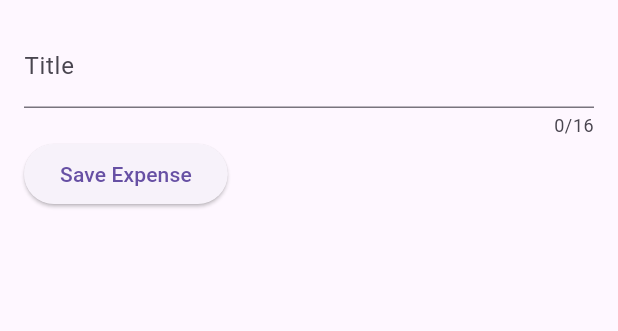
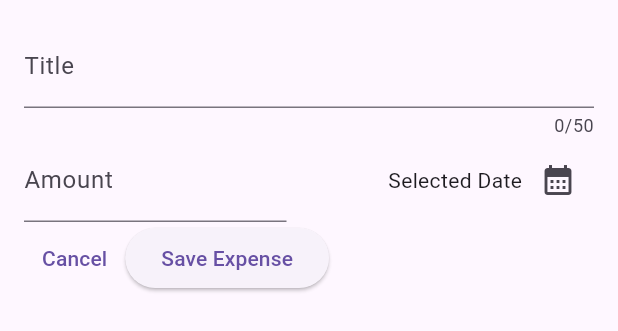
Before and after one commit to prashantmanna/expense_tracker, a Flutter app: the NewExpense widget shown alone on an empty page, opened directly, on a phone screen of 412 x 824 dp. Shown: the top 331 px of the screen. Run offline on Flutter 3.47's test engine with Material 3 defaults, Android fonts, the phone set to English and light mode, and no system bars; our stand-ins replace google_fonts.

Commit message:
second commit

```diff
--- a/lib/expenses_list/new_expense.dart
+++ b/lib/expenses_list/new_expense.dart
@@ -11,30 +11,78 @@ class NewExpense extends StatefulWidget {
 
 class _NewExpense extends State<NewExpense> {
 
-  var enteredTitle = TextEditingController();
+  final enteredTitle = TextEditingController();
+  final enteredAmount = TextEditingController();
+
+  @override
+  void dispose() {
+    enteredTitle.dispose();
+    enteredAmount.dispose();
+    super.dispose();
+  }
+
+
+  void datePicker(){
+    final now = DateTime.now();
+    final firstDate = DateTime(now.year - 1,now.month , now.day);
+    final lastDate = DateTime(now.year + 1,now.month , now.day);
+    showDatePicker(context: context, firstDate: firstDate, lastDate: lastDate,initialDate: now);
+  }
 
   @override
   Widget build(BuildContext context) {
     return Padding(
       padding: EdgeInsets.all(16),
       child: Column(
+        // crossAxisAlignment: CrossAxisAlignment.end,
         children: [
           TextField(
-            maxLength: 16,
-            onChanged: _saveInput,
+            maxLength: 50,
+            controller: enteredTitle,
             keyboardType: TextInputType.text,
             decoration: InputDecoration(label: Text("Title")),
           ),
           Row(
+            crossAxisAlignment: CrossAxisAlignment.center,
+            mainAxisAlignment: MainAxisAlignment.spaceEvenly,
             children: [
+              Expanded(
+                child: TextField(
+                  keyboardType: TextInputType.number,
+                  decoration: InputDecoration(label: Text("Amount"),prefixText: "\u20B9"),
+                  controller: enteredAmount,
+                ),
+              ),
+              SizedBox(
+                width: 30,
+              ),
+              Expanded(
+                child: Row(
+                  mainAxisAlignment: MainAxisAlignment.end,
+                  children: [
+                    Text("Selected Date"),
+                    IconButton(onPressed: datePicker, icon: Icon(Icons.calendar_month)),
+                  ],
+                ),
+              )
+            ],
+          ),
+
+          Row(
+            children: [
+              TextButton(onPressed: (){
+                Navigator.pop(context);
+              }, child: Text("Cancel")),
               ElevatedButton(
                 onPressed: (){
-                  print(enteredTitle);
+                  print(enteredTitle.text);
+                  print(enteredAmount.text);
                 },
                 child: const Text("Save Expense"),
               )
             ],
-          )
+          ),
+
 
         ],
       ),
```
